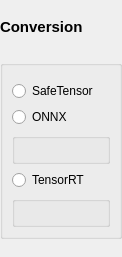
This is ui/designer/ui_conversion_widget.ui in herlegon/hconvert as Qt 5 draws it before an edit. The edited form follows.
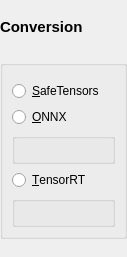
This is the edited form. Custom widgets are drawn as their Qt base class.

```diff
--- a/ui/designer/ui_conversion_widget.ui
+++ b/ui/designer/ui_conversion_widget.ui
@@ -6,7 +6,7 @@
    <rect>
     <x>0</x>
     <y>0</y>
-    <width>122</width>
+    <width>127</width>
     <height>257</height>
    </rect>
   </property>
@@ -70,7 +70,7 @@
       <item>
        <widget class="QRadioButton" name="radioButton_safetensor">
         <property name="text">
-         <string>SafeTensor</string>
+         <string>&amp;SafeTensors</string>
         </property>
         <attribute name="buttonGroup">
          <string notr="true">group_conversion</string>
@@ -80,7 +80,7 @@
       <item>
        <widget class="QRadioButton" name="radioButton_onnx">
         <property name="text">
-         <string>ONNX</string>
+         <string>&amp;ONNX</string>
         </property>
         <attribute name="buttonGroup">
          <string notr="true">group_conversion</string>
@@ -120,7 +120,7 @@
       <item>
        <widget class="QRadioButton" name="radioButton_tensorrt">
         <property name="text">
-         <string>TensorRT</string>
+         <string>&amp;TensorRT</string>
         </property>
         <attribute name="buttonGroup">
          <string notr="true">group_conversion</string>
```
Left out of the diff: 2 changed lines with no effect on the pictures.
